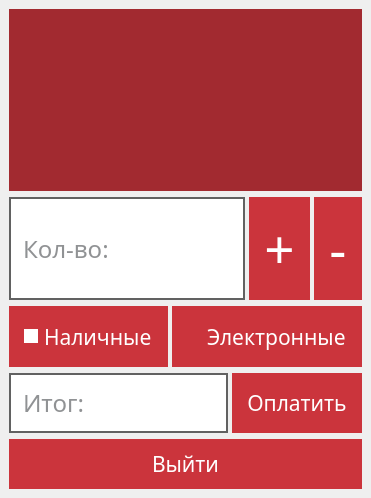
Qt form forms/servicepaywindow.ui (FloppedWaffle/EconomicGameCardClient) before a commit.
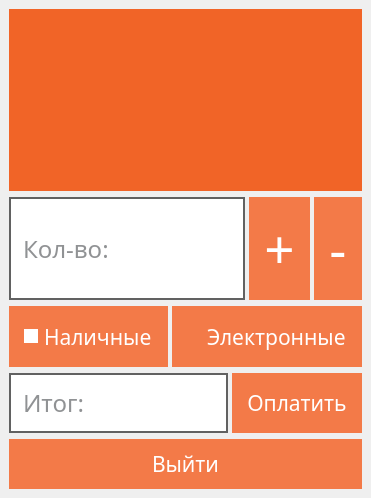
The same form after that commit.

```diff
--- a/forms/servicepaywindow.ui
+++ b/forms/servicepaywindow.ui
@@ -54,29 +54,25 @@
 
 
 
-
 QPushButton,
 QRadioButton
 {
-    background-color: #CB343C;
+    background-color: #F37A48;
     color: white;
 	border: none;
 	padding: 15px;
 }
-
 QPushButton:hover:!pressed,
 QRadioButton:hover:!pressed
 {
 	background-color: #7A1F24
 }
-
 QPushButton:pressed,
 QRadioButton:pressed
 {
 	background-color: #E0858A;
 	color: black;
 }
-
 QPushButton::disabled,
 QRadioButton::disabled
 {
@@ -85,34 +81,39 @@
 
 
 
+QListWidget,
 QListView
 {
 	color: #212529;
-	background-color: red;
-	background-color: #A22A30;
-	border: 5px solid #A22A30;
+	background-color: #F16427;
+	border: 5px solid #F16427;
 }
+QListWidget:disabled,
 QListView:disabled
 {
 	background-color: #3F3F3F;
+	border: 5px solid #3F3F3F;
 	color: #FFF;
 }
 
 
 
+QListWidget::item,
 QListView::item
 {
 	border-radius: 5px;
 	background-color: white;
 	color: black;
-	border: 3px solid #A22A30;
+	border: 3px solid #F16427;
 	padding: 3px;
 	margin-right: 5px;
 }
+QListWidget::item:hover:!selected,
 QListView::item:hover:!selected
 {
 	background-color: #CCCCCC;
 }
+QListWidget::item:selected,
 QListView::item:selected
 {
 	border: 5px solid #A7FC00;
@@ -120,6 +121,7 @@
 
 
 
+
 QListView QScrollBar:vertical
 {
 	border: none;
@@ -128,14 +130,14 @@
 }
 QListView QScrollBar:handle:vertical
 {
-    background: #A7FC00;
+    background: #42AAFF;
 	border-radius: 5px;
 }
 QListView QScrollBar:add-line:vertical,
 QListView QScrollBar:sub-line:vertical
 {
 	border: none;
-    background: #A7FC00;
+    background: #42AAFF;
 	border-radius: 5px;
 }
 QListView QScrollBar:up-arrow:vertical,
```
Left out of the diff: 4 changed lines with no effect on the pictures.
